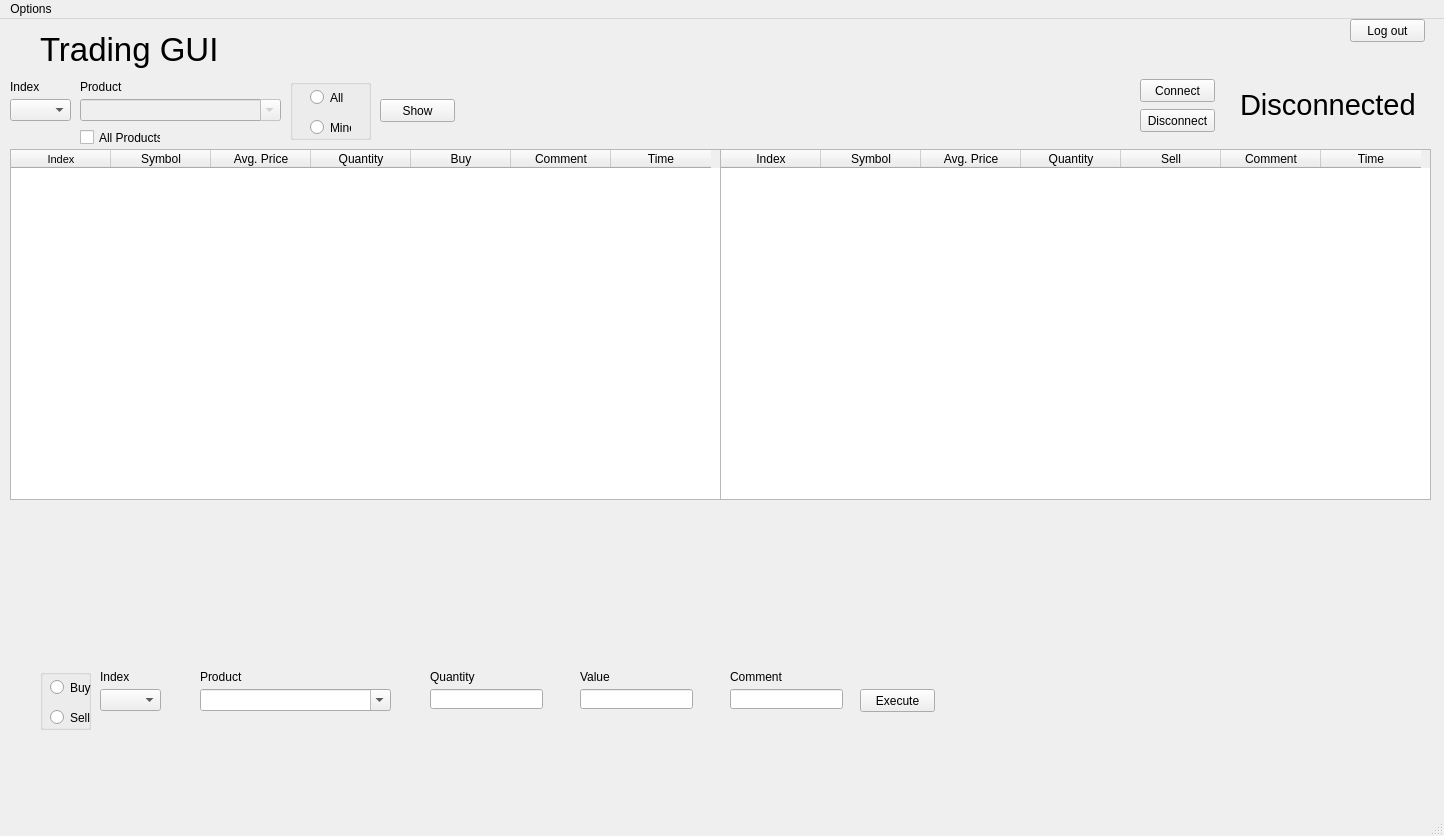
Before: the Qt Designer form mex_main.ui in tradebrse/MEX_Client, drawn with Qt 5.
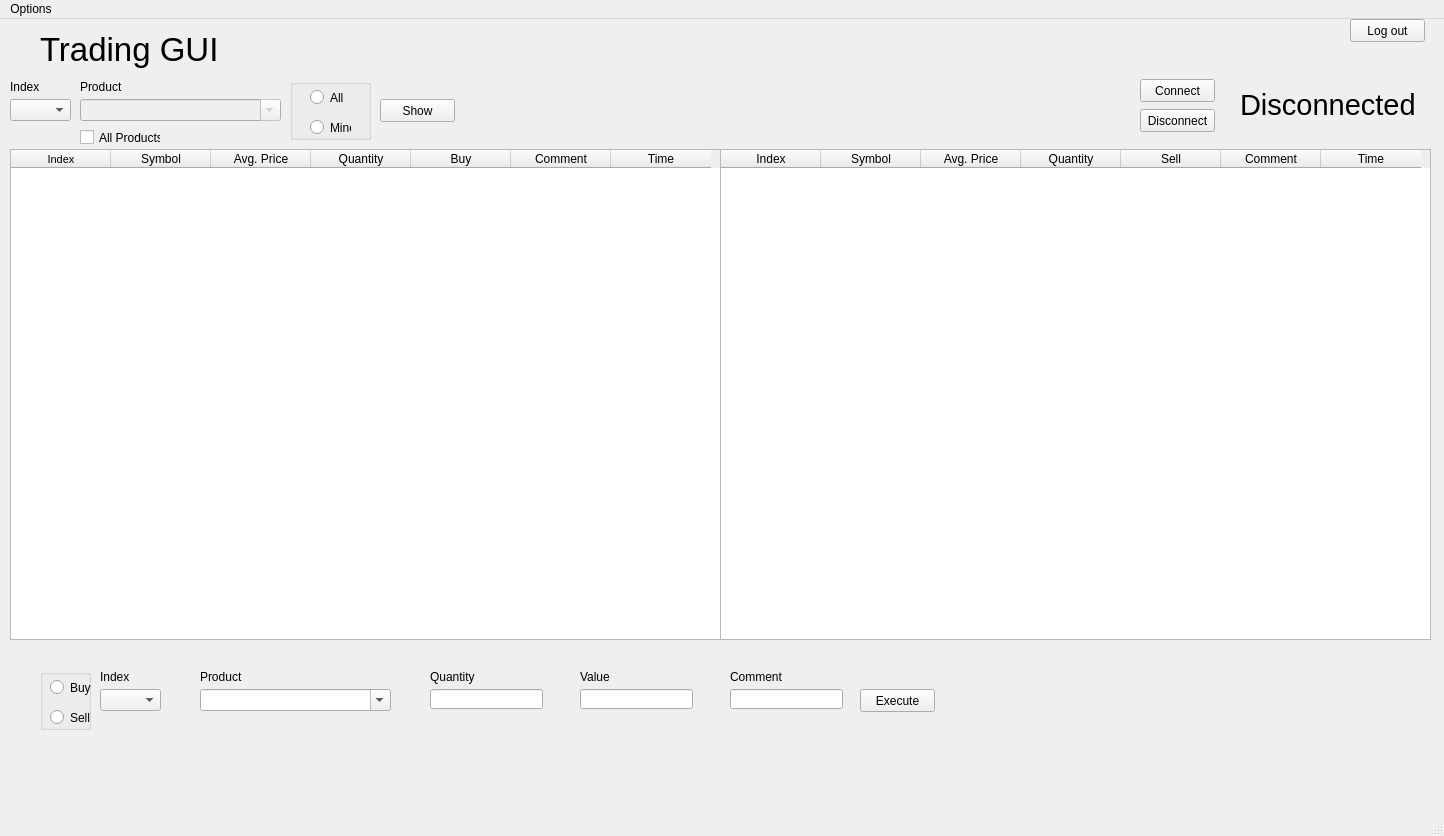
After: the same form once the commit is applied.

Commit message: Resized GUI order tables, added -updated- variable to order class for highlighting new and modified orders in the tables and fixed package loss issues at tcp client

```diff
--- a/mex_main.ui
+++ b/mex_main.ui
@@ -136,7 +136,7 @@
       <x>10</x>
       <y>130</y>
       <width>711</width>
-      <height>351</height>
+      <height>491</height>
      </rect>
     </property>
     <property name="sizePolicy">
@@ -253,7 +253,7 @@
       <x>720</x>
       <y>130</y>
       <width>711</width>
-      <height>351</height>
+      <height>491</height>
      </rect>
     </property>
     <property name="editTriggers">
```
The commit also changes 6 other files.
